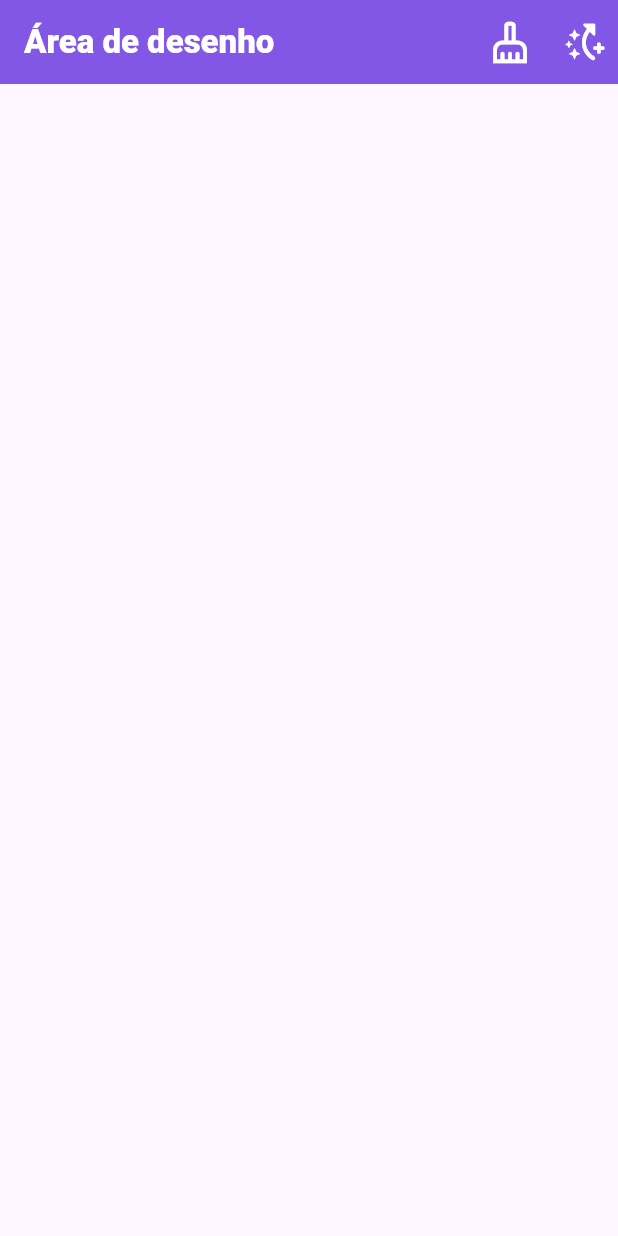
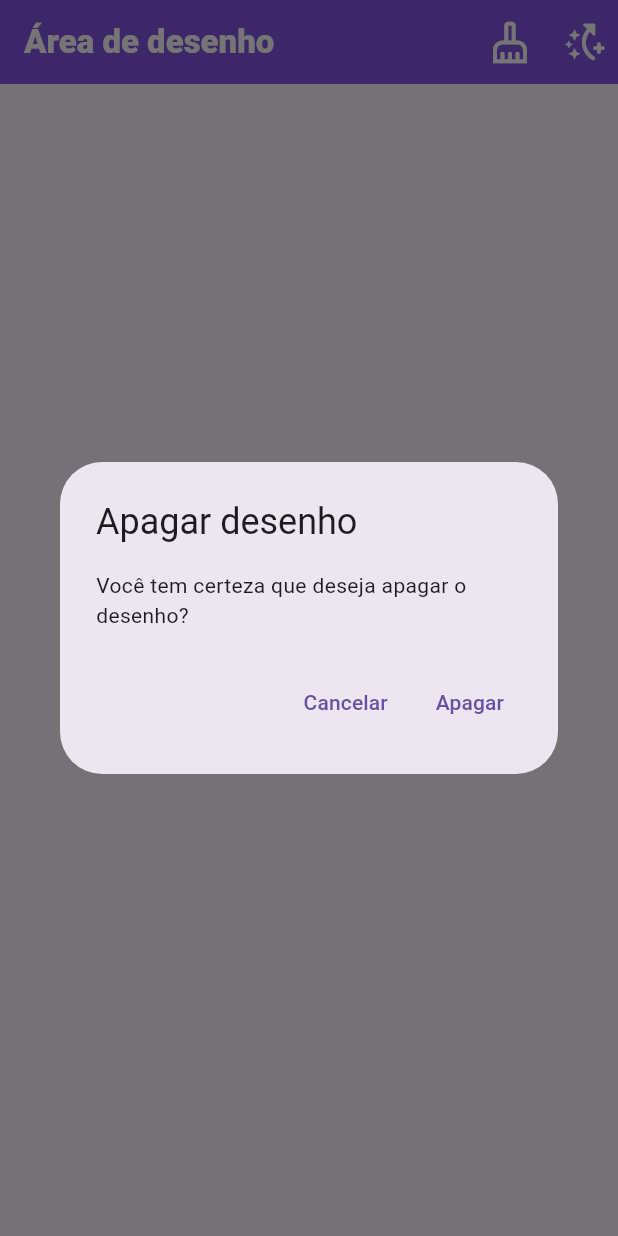
Before and after one commit to gusazevedo/blind_taptic, a Flutter app: the screen it shows after launch, after a tap on the "cleaning services" icon, on a phone screen of 412 x 824 dp. Run offline on Flutter 3.47's test engine with Material 3 defaults, Android fonts, the phone set to English and light mode, and no system bars; our stand-ins replace vibration; missing offline and left inert: perfect_freehand.

Commit message:
[FEATURE] - Create dialog box before eresing draw

```diff
--- a/lib/screens/draw_view.dart
+++ b/lib/screens/draw_view.dart
@@ -22,6 +22,12 @@ class _DrawViewState extends State<DrawView> {
     lines.value = [];
     line.value = null;
   });
+
+  void navigateOnPress() {
+    Navigator.of(context).push(
+      MaterialPageRoute(builder: (context) => BlindView(lines: lines.value)),
+    );
+  }
 
   void onPointerDown(PointerDownEvent details) {
     final supportsPressure = details.kind == PointerDeviceKind.stylus;
@@ -54,9 +60,31 @@ class _DrawViewState extends State<DrawView> {
     line.value = null;
   }
 
-  void navigateOnPress() {
-    Navigator.of(context).push(
-      MaterialPageRoute(builder: (context) => BlindView(lines: lines.value)),
+  Future<void> _clearLineDialog(BuildContext context) {
+    return showDialog<void>(
+      context: context,
+      barrierDismissible: false,
+      builder: (BuildContext context) {
+        return AlertDialog(
+          title: const Text('Apagar desenho'),
+          content: const Text('Você tem certeza que deseja apagar o desenho?'),
+          actions: [
+            TextButton(
+              onPressed: () {
+                Navigator.of(context).pop();
+              },
+              child: const Text('Cancelar'),
+            ),
+            TextButton(
+              onPressed: () {
+                clear();
+                Navigator.of(context).pop();
+              },
+              child: const Text('Apagar'),
+            ),
+          ],
+        );
+      },
     );
   }
 
@@ -73,7 +101,7 @@ class _DrawViewState extends State<DrawView> {
         backgroundColor: const Color(0xff8257E5),
         actions: [
           IconButton(
-            onPressed: clear,
+            onPressed: () => _clearLineDialog(context),
             icon: const Icon(
               Icons.cleaning_services_outlined,
               color: Colors.white,
```
